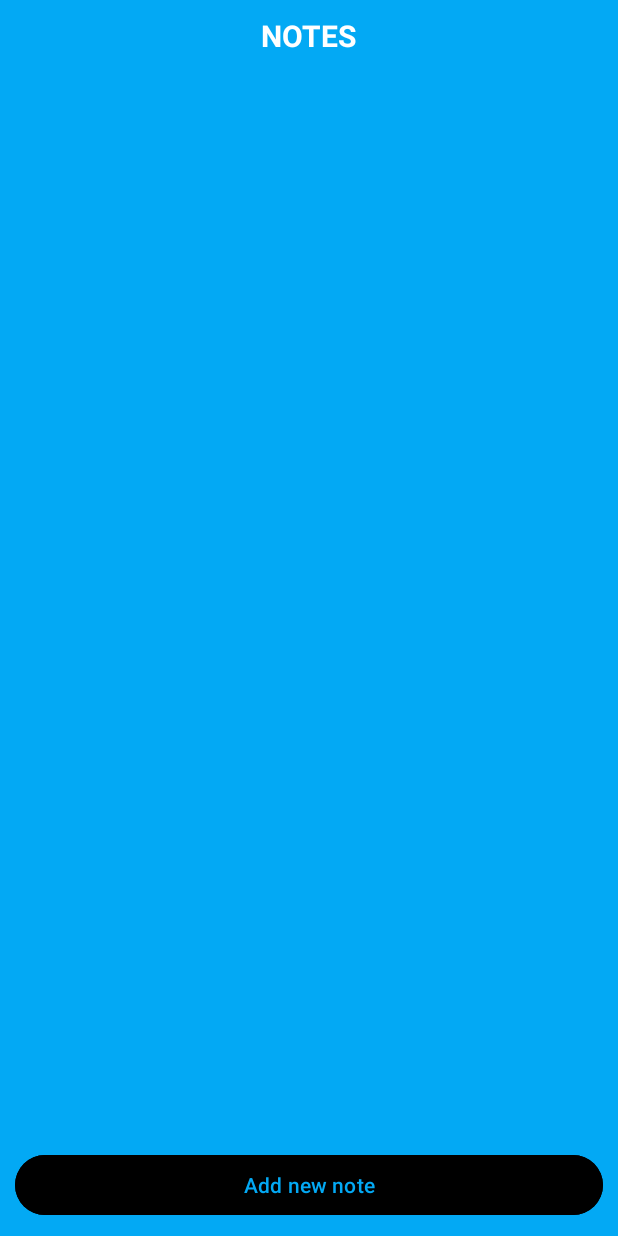
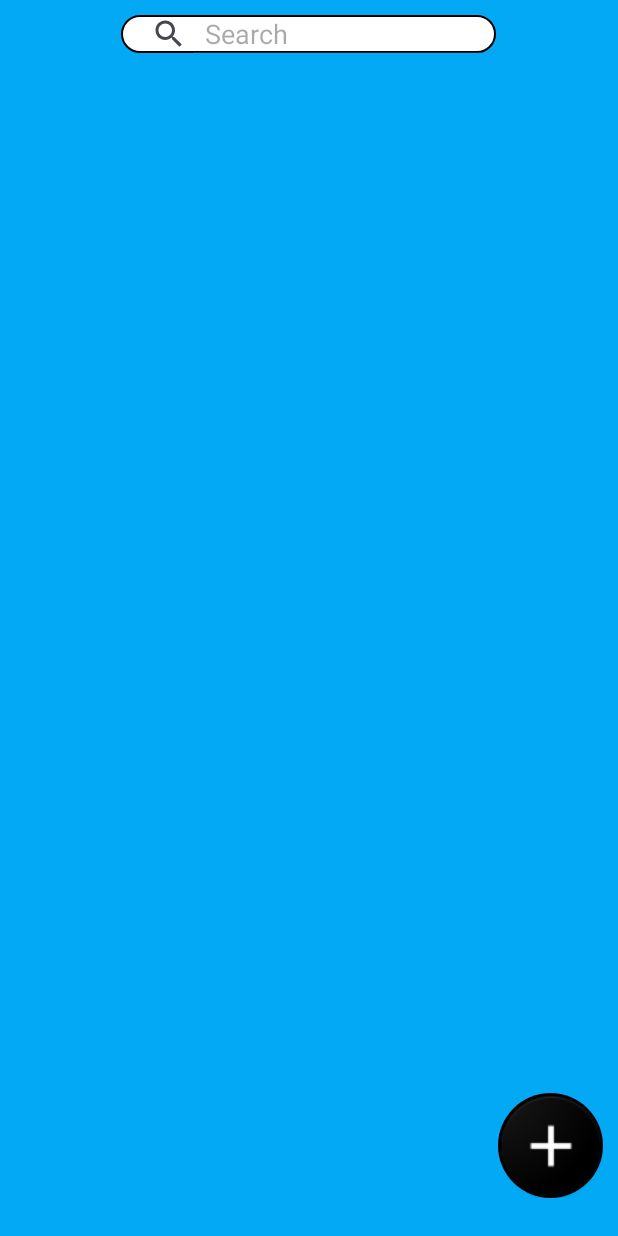
Before and after one commit to KristopherWilson/Notes, an Android app: the NotesActivity screen opened directly, with no data from a screen before it, on a phone screen of 412 x 824 dp. Run offline under Robolectric (Android 15) with nearby library versions, the light colour scheme and no system bars; libraries missing offline, so code that uses them is left out: io.realm; 5 statements that could not run were skipped.

Commit message:
Changed the look of the Main and Settings screens. Added a search bar and changed the 'add new note' button's look.

```diff
--- a/app/src/main/java/com/example/notes/MyAdapter.java
+++ b/app/src/main/java/com/example/notes/MyAdapter.java
@@ -26,6 +26,11 @@ public class MyAdapter extends RecyclerView.Adapter<MyAdapter.MyViewHolder> {
     public MyAdapter(Context context, RealmResults<Note> notesList) {
         this.context = context;
         this.notesList = notesList;
+    }
+
+    public void setFilteredRealm(RealmResults<Note> filteredRealm){
+        this.notesList = filteredRealm;
+        notifyDataSetChanged();
     }
 
     @NonNull
--- a/app/src/main/java/com/example/notes/NotesActivity.java
+++ b/app/src/main/java/com/example/notes/NotesActivity.java
@@ -5,35 +5,69 @@ import androidx.recyclerview.widget.LinearLayoutManager;
 import androidx.recyclerview.widget.RecyclerView;
 import android.content.Intent;
 import android.os.Bundle;
+import android.widget.ImageButton;
+import android.widget.SearchView;
+import android.widget.TextView;
+
 import com.google.android.material.button.MaterialButton;
 import io.realm.Realm;
+import io.realm.RealmQuery;
 import io.realm.RealmResults;
 import io.realm.Sort;
 
 public class NotesActivity extends AppCompatActivity {
+
+    RealmResults<Note> notesList;
+    RecyclerView recyclerView;
+    MyAdapter myAdapter;
 
     @Override
     protected void onCreate(Bundle savedInstanceState) {
         super.onCreate(savedInstanceState);
         setContentView(R.layout.activity_notes);
 
-
-        MaterialButton addNoteBtn = findViewById(R.id.addnewnotebutton);
-
-        addNoteBtn.setOnClickListener(view -> startActivity(new Intent(NotesActivity.this,AddNoteActivity.class)));
+        ImageButton addNoteBtn = findViewById(R.id.addnewnotebutton);
+        SearchView searchView = findViewById(R.id.searchView);
+        searchView.clearFocus();
 
         Realm.init(getApplicationContext());
         Realm realm = Realm.getDefaultInstance();
 
-        RealmResults<Note> notesList = realm.where(Note.class).findAll().sort("createdTime", Sort.DESCENDING);
+        searchView.setOnQueryTextListener(new SearchView.OnQueryTextListener() {
+            @Override
+            public boolean onQueryTextSubmit(String s) {
+                return false;
+            }
 
-        RecyclerView recyclerView = findViewById(R.id.recyclerview);
+            @Override
+            public boolean onQueryTextChange(String s) {
+                filterRealm(s);
+                return false;
+            }
+        });
+
+        addNoteBtn.setOnClickListener(view -> startActivity(new Intent(NotesActivity.this,AddNoteActivity.class)));
+
+        notesList = realm.where(Note.class).findAll().sort("createdTime", Sort.DESCENDING);
+
+        recyclerView = findViewById(R.id.recyclerview);
         recyclerView.setLayoutManager(new LinearLayoutManager(this));
-        MyAdapter myAdapter  =  new MyAdapter(getApplicationContext(),notesList);
+        myAdapter  =  new MyAdapter(getApplicationContext(),notesList);
         recyclerView.setAdapter(myAdapter);
 
         notesList.addChangeListener(notes -> myAdapter.notifyDataSetChanged());
 
 
     }
+
+    private void filterRealm(String s) {
+        Realm realm = Realm.getDefaultInstance();
+
+        RealmQuery<Note> noteQuery = realm.where(Note.class)
+                .contains("title",s)
+                .or()
+                .contains("description",s);
+        RealmResults<Note> queryList = noteQuery.findAll().sort("createdTime", Sort.DESCENDING);
+        myAdapter.setFilteredRealm(queryList);
+    }
 }
--- /dev/null
+++ b/app/src/main/res/drawable/add_button_bg.xml
@@ -0,0 +1,5 @@
+<?xml version="1.0" encoding="utf-8"?>
+<shape xmlns:android="http://schemas.android.com/apk/res/android">
+    <corners android:radius="300dp"/>
+    <solid android:color="@color/black"/>
+</shape>
--- /dev/null
+++ b/app/src/main/res/drawable/search_view_bg.xml
@@ -0,0 +1,7 @@
+<?xml version="1.0" encoding="utf-8"?>
+<shape xmlns:android="http://schemas.android.com/apk/res/android">
+    <corners android:radius="100dp"/>
+    <stroke android:color="@color/black"
+        android:width="1dp"/>
+    <solid android:color="@color/white"/>
+</shape>
--- a/app/src/main/res/layout/activity_notes.xml
+++ b/app/src/main/res/layout/activity_notes.xml
@@ -4,33 +4,38 @@
     android:layout_width="match_parent"
     android:layout_height="match_parent"
     android:background="#03A9F4"
-    android:padding="10dp"
+    android:paddingTop="10dp"
+    android:paddingLeft="10dp"
+    android:paddingRight="10dp"
+    android:paddingBottom="5dp"
     tools:context=".NotesActivity">
-
-    <TextView
-        android:layout_width="wrap_content"
-        android:layout_height="wrap_content"
-        android:id="@+id/notestitle"
-        android:text = "@string/main_activity_title"
-        android:textSize="20sp"
-        android:layout_centerHorizontal="true"
-        android:textColor="@color/white"
-        android:textStyle = "bold" />
 
     <androidx.recyclerview.widget.RecyclerView
         android:id="@+id/recyclerview"
         android:layout_width="match_parent"
         android:layout_height="match_parent"
-        android:layout_above="@+id/addnewnotebutton"
-        android:layout_below="@+id/notestitle" />
+        android:layout_below="@+id/searchView"/>
 
-    <com.google.android.material.button.MaterialButton
+    <ImageButton
+        android:layout_width="70dp"
+        android:layout_height="70dp"
         android:id="@+id/addnewnotebutton"
-        android:layout_width="match_parent"
-        android:layout_height="wrap_content"
         android:layout_alignParentBottom="true"
-        android:backgroundTint="@color/black"
-        android:text="@string/new_note_text"
-        android:textColor="#03A9F4" />
+        android:layout_alignParentEnd="true"
+        android:src="@drawable/add_button_icon"
+        android:scaleType="center"
+        android:background="@drawable/add_button_bg"
+        android:layout_marginBottom="20dp"/>
+
+    <SearchView
+        android:layout_width="250dp"
+        android:layout_height="25dp"
+        android:id="@+id/searchView"
+        android:layout_marginBottom="5dp"
+        android:queryHint="Search"
+        android:iconifiedByDefault="false"
+        android:background="@drawable/search_view_bg"
+        android:layout_centerInParent="true"
+        android:layout_alignParentTop="true"/>
 
 </RelativeLayout>
--- a/app/src/main/res/layout/item_view.xml
+++ b/app/src/main/res/layout/item_view.xml
@@ -28,9 +28,9 @@
         android:layout_height="wrap_content"
         android:id="@+id/timeoutput"
         android:textSize="12sp"
-        android:gravity="end"
+        android:gravity="center"
         android:textColor="@color/black"
         android:text="@string/item_view_date"
-        android:layout_below="@id/descriptionoutput" />
+        android:layout_below="@id/descriptionoutput"/>
 
 </RelativeLayout>
--- a/app/src/main/res/layout/item_view_no_desc.xml
+++ b/app/src/main/res/layout/item_view_no_desc.xml
@@ -27,7 +27,7 @@
         android:layout_height="wrap_content"
         android:id="@+id/timeoutput"
         android:textSize="12sp"
-        android:gravity="end"
+        android:gravity="center"
         android:textColor="@color/black"
         android:text="@string/item_view_date"
         android:layout_below="@+id/titleoutput"/>
--- a/app/src/main/res/values/strings.xml
+++ b/app/src/main/res/values/strings.xml
@@ -3,7 +3,7 @@
     <string name="item_view_title">My title</string>
     <string name="item_view_date">Jan 21 2020</string>
     <string name="main_activity_title">NOTES</string>
-    <string name="new_note_text">Add new note</string>
+    <string name="new_note_text">+</string>
     <string name="edit_activity_title">Edit Note</string>
     <string name="note_hint_title">Title</string>
     <string name="note_hint_desc">Description</string>
@@ -13,4 +13,5 @@
     <string name="settings_header">SETTINGS</string>
     <string name="description_toggle_text">Description Toggle</string>
     <string name="item_view_desc">My long description</string>
+    <string name="search_hint">search</string>
 </resources>
```
Also changed, not shown: app/src/main/java/com/example/notes/SettingsActivity.java (+3 -8 lines), app/src/main/res/layout/activity_main.xml (+7 -3 lines), app/src/main/res/layout/activity_settings.xml (+7 -4 lines), app/src/main/res/drawable/add_button_icon.png (added).
